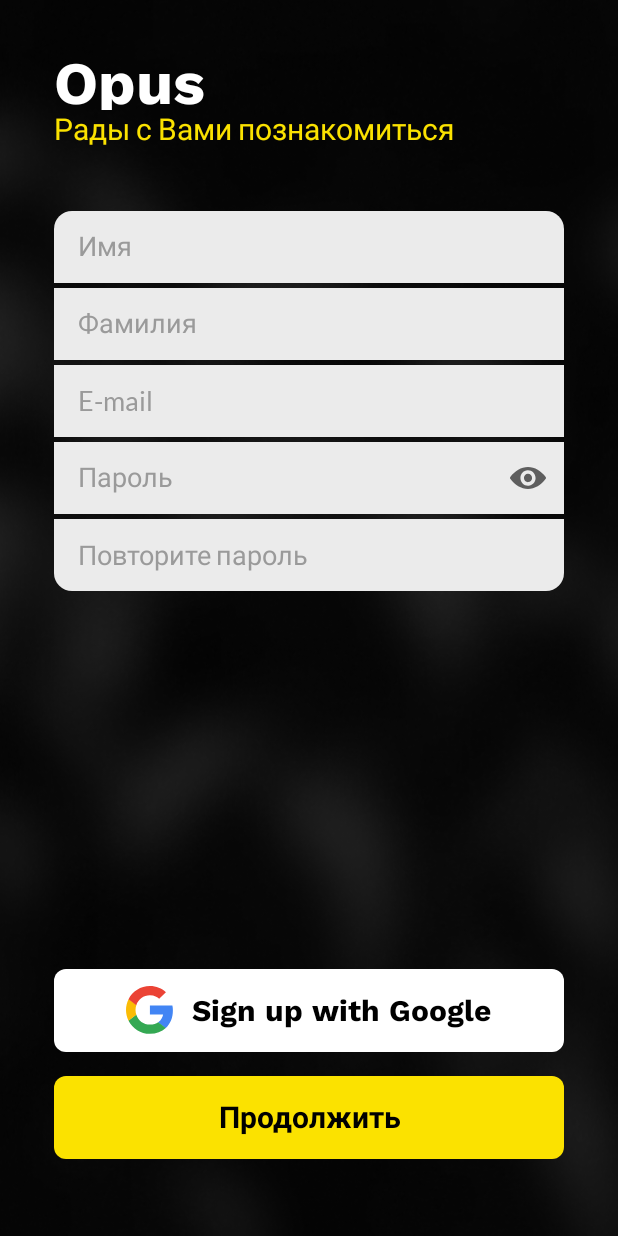
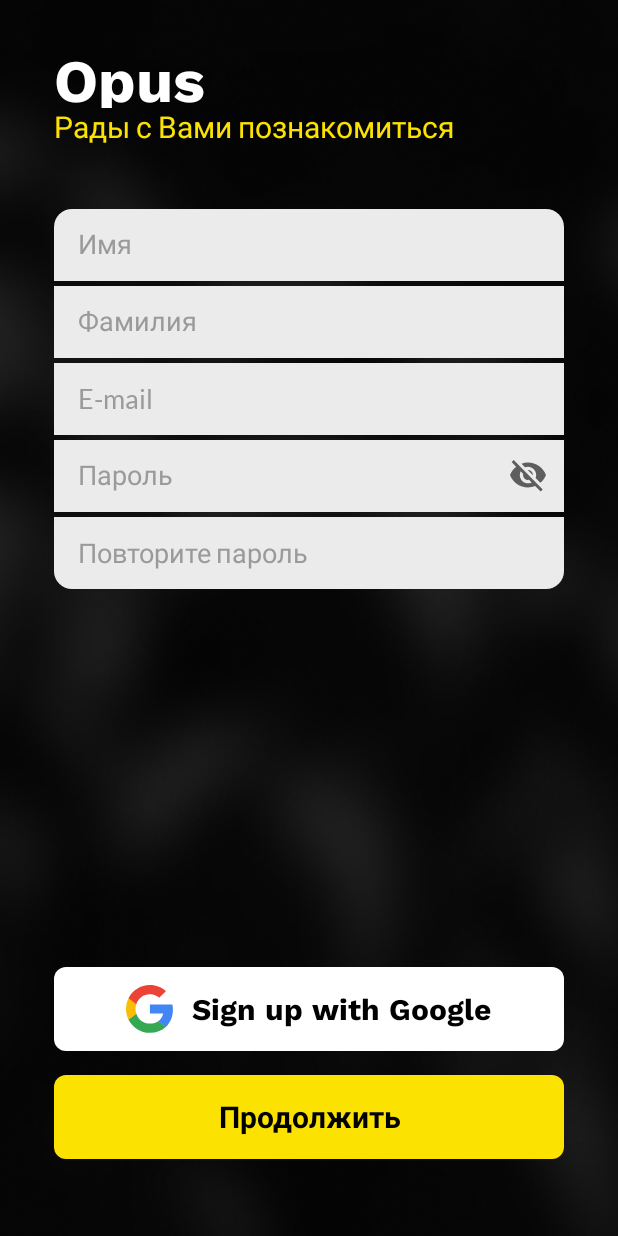
Before and after one commit to EvilEgoist/AndroidPetProjectOpus, an Android app: the screen it shows after launch (MainActivity), after a tap on "Регистрация", on a phone screen of 412 x 824 dp. Run offline under Robolectric (Android 15) with nearby library versions, the phone set to English and light mode, and no system bars.

Commit message:
[MINOR SCN-37]
*Добавлен переключатель видимости вводимого парроля
*background.png перенесён в каталог raw

```diff
--- a/app/src/main/res/drawable/ic_toggle.xml
+++ b/app/src/main/res/drawable/ic_password_visibility.xml
@@ -5,6 +5,6 @@
     android:viewportHeight="15">
   <path
       android:pathData="M12,0C7.4145,0 3.2562,2.5087 0.1878,6.5836C-0.0626,6.9175 -0.0626,7.3839 0.1878,7.7177C3.2562,11.7975 7.4145,14.3062 12,14.3062C16.5855,14.3062 20.7438,11.7975 23.8122,7.7226C24.0626,7.3888 24.0626,6.9224 23.8122,6.5885C20.7438,2.5087 16.5855,0 12,0ZM12.3289,12.1902C9.2851,12.3817 6.7714,9.873 6.9629,6.8242C7.12,4.3105 9.1574,2.2731 11.6711,2.116C14.7149,1.9245 17.2286,4.4333 17.0371,7.482C16.8751,9.9908 14.8377,12.0282 12.3289,12.1902ZM12.1767,9.8631C10.537,9.9663 9.182,8.6161 9.29,6.9764C9.3734,5.6214 10.4732,4.5265 11.8282,4.4382C13.4679,4.3351 14.823,5.6852 14.7149,7.325C14.6266,8.6849 13.5268,9.7797 12.1767,9.8631Z"
-      android:fillColor="#000000"
+      android:fillColor="#5E5E5E"
       android:fillAlpha="0.6"/>
 </vector>
--- /dev/null
+++ b/app/src/main/res/drawable/ic_password_visibility_off.xml
@@ -0,0 +1,9 @@
+<vector xmlns:android="http://schemas.android.com/apk/res/android"
+    android:width="24dp"
+    android:height="21dp"
+    android:viewportWidth="24"
+    android:viewportHeight="21">
+  <path
+      android:pathData="M12.0055,4.3656C15.0177,4.3656 17.4625,6.8104 17.4625,9.8226C17.4625,10.5321 17.3206,11.1978 17.0696,11.8199L20.2565,15.0068C21.9045,13.6316 23.2033,11.8527 24,9.8226C22.1119,5.0314 17.4516,1.6371 11.9945,1.6371C10.4666,1.6371 9.0041,1.91 7.6508,2.4011L10.0082,4.7585C10.6303,4.5075 11.296,4.3656 12.0055,4.3656ZM1.0914,1.3861L3.5798,3.8745L4.0819,4.3765C2.2701,5.7845 0.8513,7.6617 0,9.8226C1.8881,14.6139 6.5484,18.0082 12.0055,18.0082C13.6971,18.0082 15.3124,17.6808 16.7858,17.0914L17.2442,17.5498L20.442,20.7367L21.8281,19.3506L2.4775,0L1.0914,1.3861ZM7.1269,7.4216L8.8186,9.1132C8.764,9.3424 8.7312,9.5825 8.7312,9.8226C8.7312,11.6344 10.1937,13.0969 12.0055,13.0969C12.2456,13.0969 12.4857,13.0641 12.7149,13.0095L14.4065,14.7012C13.6753,15.0614 12.8677,15.2797 12.0055,15.2797C8.9932,15.2797 6.5484,12.8349 6.5484,9.8226C6.5484,8.9604 6.7667,8.1528 7.1269,7.4216ZM11.8308,6.5703L15.2688,10.0082L15.2906,9.8336C15.2906,8.0218 13.8281,6.5594 12.0164,6.5594L11.8308,6.5703Z"
+      android:fillColor="#5E5E5E"/>
+</vector>
--- /dev/null
+++ b/app/src/main/res/drawable/show_password_selector.xml
@@ -0,0 +1,5 @@
+<?xml version="1.0" encoding="utf-8"?>
+<selector xmlns:android="http://schemas.android.com/apk/res/android">
+    <item android:drawable="@drawable/ic_password_visibility" android:state_checked="true"/>
+    <item android:drawable="@drawable/ic_password_visibility_off"/>
+</selector>
--- a/app/src/main/res/layout/form_input_first_password.xml
+++ b/app/src/main/res/layout/form_input_first_password.xml
@@ -4,11 +4,9 @@
     xmlns:app="http://schemas.android.com/apk/res-auto"
     style="@style/Widget.MaterialComponents.TextInputLayout.OutlinedBox"
     android:layout_width="match_parent"
-    android:layout_height="match_parent"
-    app:endIconCheckable="false"
-    app:endIconDrawable="@drawable/ic_toggle"
+    android:layout_height="wrap_content"
+    app:passwordToggleDrawable="@drawable/show_password_selector"
     app:endIconMode="password_toggle"
-    app:endIconTint="@color/black"
     app:errorIconDrawable="@drawable/ic_error"
     app:errorIconTint="@color/red"
     app:hintEnabled="false">
--- a/app/src/main/res/layout/form_input_second_password.xml
+++ b/app/src/main/res/layout/form_input_second_password.xml
@@ -9,7 +9,7 @@
     app:errorIconTint="@color/red"
     app:hintEnabled="false"
     android:layout_width="match_parent"
-    android:layout_height="48dp">
+    android:layout_height="wrap_content">
 
     <com.google.android.material.textfield.TextInputEditText
         android:id="@+id/second_password"
--- a/app/src/main/res/layout/fragment_main_screen.xml
+++ b/app/src/main/res/layout/fragment_main_screen.xml
@@ -5,7 +5,7 @@
     android:layout_width="match_parent"
     android:layout_height="match_parent"
     android:animateLayoutChanges="true"
-    android:background="@drawable/background">
+    android:background="@raw/background">
 
     <androidx.constraintlayout.widget.Guideline
         android:id="@+id/root_left_border"
@@ -35,12 +35,12 @@
         layout="@layout/title_app"
         android:layout_width="0dp"
         android:layout_height="wrap_content"
-        android:layout_marginTop="121dp"
+        android:layout_marginTop="120dp"
         app:layout_constraintEnd_toEndOf="@id/root_right_border"
         app:layout_constraintHorizontal_bias="0.0"
         app:layout_constraintStart_toStartOf="@id/root_left_border"
         app:layout_constraintTop_toBottomOf="@id/top_barrier"
-        app:layout_goneMarginTop="25dp" />
+        app:layout_goneMarginTop="24dp" />
 
     <include
         android:id="@+id/greeting_title_form"
@@ -50,8 +50,7 @@
         app:layout_constraintEnd_toEndOf="@id/root_right_border"
         app:layout_constraintHorizontal_bias="0.0"
         app:layout_constraintStart_toStartOf="@id/root_left_border"
-        app:layout_constraintTop_toBottomOf="@id/app_title_form"
-        app:layout_goneMarginTop="25dp" />
+        app:layout_constraintTop_toBottomOf="@id/app_title_form" />
 
     <androidx.constraintlayout.widget.Group
         android:id="@+id/login_form_group"
@@ -97,7 +96,7 @@
         android:id="@+id/sign_up_name_form"
         layout="@layout/form_input_username"
         android:layout_width="0dp"
-        android:layout_height="48dp"
+        android:layout_height="@dimen/height_form"
         android:layout_marginTop="42dp"
         app:layout_constraintEnd_toEndOf="@id/root_right_border"
         app:layout_constraintStart_toStartOf="@id/root_left_border"
@@ -107,7 +106,7 @@
         android:id="@+id/sign_up_surname_form"
         layout="@layout/form_input_username"
         android:layout_width="0dp"
-        android:layout_height="48dp"
+        android:layout_height="@dimen/height_form"
         android:layout_marginTop="@dimen/distance_between_forms"
         app:layout_constraintEnd_toEndOf="@id/root_right_border"
         app:layout_constraintStart_toStartOf="@id/root_left_border"
@@ -117,7 +116,7 @@
         android:id="@+id/sign_up_email_form"
         layout="@layout/form_input_email"
         android:layout_width="0dp"
-        android:layout_height="48dp"
+        android:layout_height="@dimen/height_form"
         android:layout_marginTop="@dimen/distance_between_forms"
         app:layout_constraintEnd_toEndOf="@id/root_right_border"
         app:layout_constraintStart_toStartOf="@id/root_left_border"
@@ -127,7 +126,7 @@
         android:id="@+id/sign_up_first_password_form"
         layout="@layout/form_input_first_password"
         android:layout_width="0dp"
-        android:layout_height="48dp"
+        android:layout_height="@dimen/height_form"
         android:layout_marginTop="@dimen/distance_between_forms"
         app:layout_constraintEnd_toEndOf="@id/root_right_border"
         app:layout_constraintStart_toStartOf="@id/root_left_border"
@@ -137,7 +136,7 @@
         android:id="@+id/sign_up_second_password_form"
         layout="@layout/form_input_second_password"
         android:layout_width="0dp"
-        android:layout_height="48dp"
+        android:layout_height="@dimen/height_form"
         android:layout_marginTop="@dimen/distance_between_forms"
         app:layout_constraintEnd_toEndOf="@id/root_right_border"
         app:layout_constraintStart_toStartOf="@id/root_left_border"
--- a/app/src/main/res/values/dimens.xml
+++ b/app/src/main/res/values/dimens.xml
@@ -1,7 +1,7 @@
 <?xml version="1.0" encoding="utf-8"?>
 <resources>
     <dimen name="main_screen_margins">36dp</dimen>
-    <dimen name="height_btn">55dp</dimen>
+    <dimen name="height_btn">56dp</dimen>
     <dimen name="height_form">48dp</dimen>
     <dimen name="greeting_form">42dp</dimen>
     <dimen name="distance_between_forms">3dp</dimen>
```
Also changed, not shown: app/src/main/res/raw/background.png (renamed from app/src/main/res/drawable/background.png).
